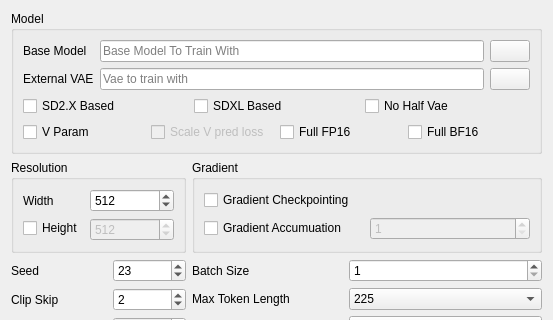
Above: ui_files/BaseUI.ui from Jelosus2/LoRA_Easy_Training_Colab_Frontend before the change; both pictures show x 0 to 553 and y 0 to 320 of the 553 by 518 pixel window. Below: the same form after it.
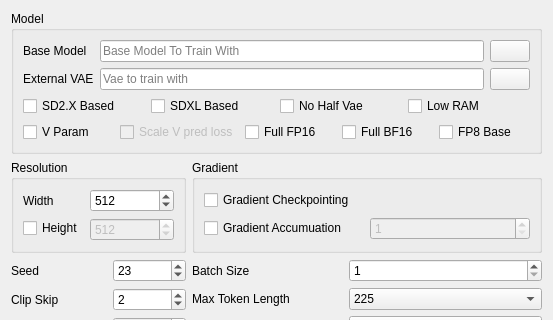
That is the form after the change. Custom widgets are drawn as their Qt base class.

Commit message: derrian's commit - added fp8_base, and lowram to the general args, updated the backend, converted all of the path checks to ping the backend for more accurate representation, changed the default amount of decimals in the spinbox to 4

What changed in the file:
```diff
--- a/ui_files/BaseUI.ui
+++ b/ui_files/BaseUI.ui
@@ -491,6 +491,13 @@
           </property>
          </widget>
         </item>
+        <item>
+         <widget class="QCheckBox" name="FP8_enable">
+          <property name="text">
+           <string>FP8 Base</string>
+          </property>
+         </widget>
+        </item>
        </layout>
       </item>
       <item row="2" column="0" colspan="2">
@@ -519,6 +526,13 @@
           </property>
          </widget>
         </item>
+        <item>
+         <widget class="QCheckBox" name="low_ram_enable">
+          <property name="text">
+           <string>Low RAM</string>
+          </property>
+         </widget>
+        </item>
        </layout>
       </item>
       <item row="1" column="0">
```
The commit also changes 11 other files.
